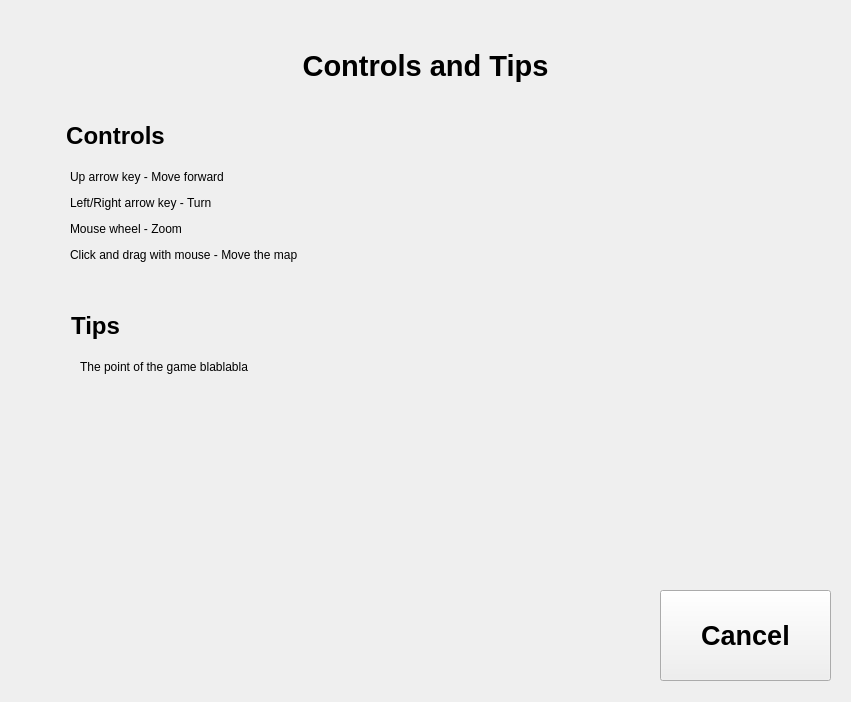
Qt form GalaxyGame/Student/controls.ui (cronos23/spacewaifus) before a commit.
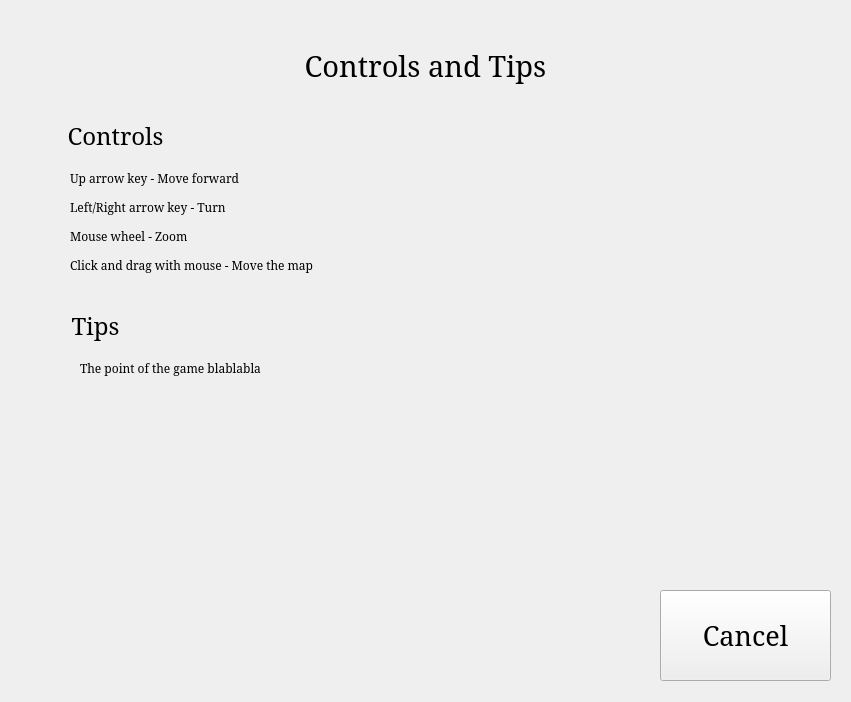
The same form after that commit.

Patch:
```diff
--- a/GalaxyGame/Student/controls.ui
+++ b/GalaxyGame/Student/controls.ui
@@ -10,6 +10,12 @@
     <height>702</height>
    </rect>
   </property>
+  <property name="sizePolicy">
+   <sizepolicy hsizetype="Fixed" vsizetype="Fixed">
+    <horstretch>0</horstretch>
+    <verstretch>0</verstretch>
+   </sizepolicy>
+  </property>
   <property name="windowTitle">
    <string>Controls and Tips</string>
   </property>
@@ -24,9 +30,10 @@
    </property>
    <property name="font">
     <font>
+     <family>Serif</family>
      <pointsize>22</pointsize>
-     <weight>75</weight>
-     <bold>true</bold>
+     <weight>50</weight>
+     <bold>false</bold>
     </font>
    </property>
    <property name="text">
@@ -47,9 +54,10 @@
    </property>
    <property name="font">
     <font>
+     <family>Serif</family>
      <pointsize>18</pointsize>
-     <weight>75</weight>
-     <bold>true</bold>
+     <weight>50</weight>
+     <bold>false</bold>
     </font>
    </property>
    <property name="text">
@@ -68,6 +76,11 @@
      <height>141</height>
     </rect>
    </property>
+   <property name="font">
+    <font>
+     <family>Serif</family>
+    </font>
+   </property>
    <property name="text">
     <string>&lt;html&gt;&lt;head/&gt;&lt;body&gt;&lt;p&gt;Up arrow key - Move forward&lt;/p&gt;&lt;p&gt;Left/Right arrow key - Turn&lt;/p&gt;&lt;p&gt;Mouse wheel - Zoom&lt;/p&gt;&lt;p&gt;Click and drag with mouse - Move the map&lt;/p&gt;&lt;/body&gt;&lt;/html&gt;</string>
    </property>
@@ -86,9 +99,10 @@
    </property>
    <property name="font">
     <font>
+     <family>Serif</family>
      <pointsize>18</pointsize>
-     <weight>75</weight>
-     <bold>true</bold>
+     <weight>50</weight>
+     <bold>false</bold>
     </font>
    </property>
    <property name="text">
@@ -107,6 +121,11 @@
      <height>221</height>
     </rect>
    </property>
+   <property name="font">
+    <font>
+     <family>Serif</family>
+    </font>
+   </property>
    <property name="text">
     <string>&lt;html&gt;&lt;head/&gt;&lt;body&gt;&lt;p&gt;The point of the game blablabla&lt;/p&gt;&lt;/body&gt;&lt;/html&gt;</string>
    </property>
@@ -125,9 +144,10 @@
    </property>
    <property name="font">
     <font>
+     <family>Serif</family>
      <pointsize>20</pointsize>
-     <weight>75</weight>
-     <bold>true</bold>
+     <weight>50</weight>
+     <bold>false</bold>
     </font>
    </property>
    <property name="text">
```
